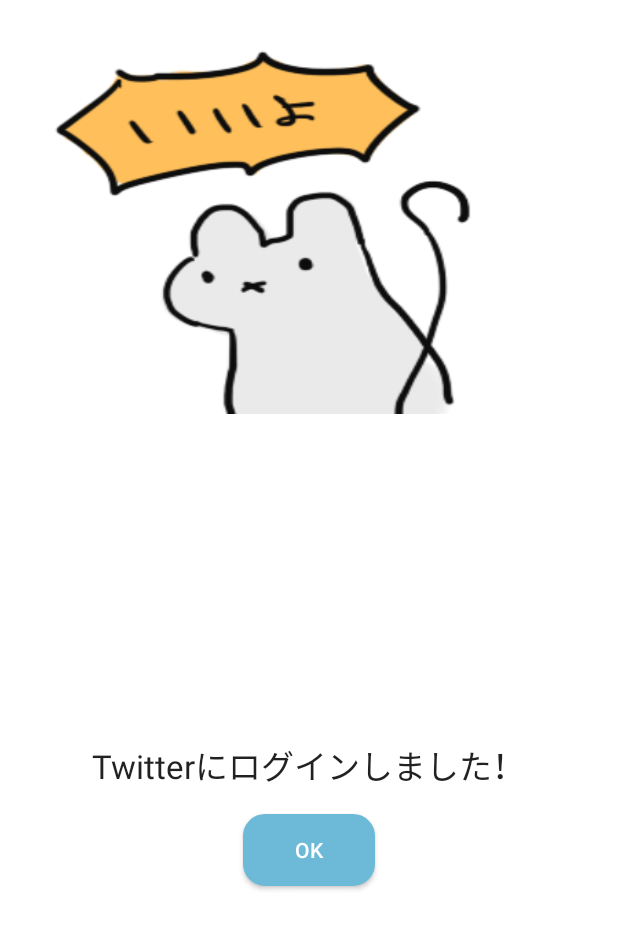
After one commit to shule517/mouneyou, an Android app: the layout activity_call_back.xml on its own in the app's theme, with its tools: preview values and no code run, on a phone screen of 412 x 824 dp. The commit adds this screen. Shown: the top 929 px of the screen. Run offline under Robolectric (Android 15) with nearby library versions, the phone set to English and light mode, and no system bars.

Commit message:
ツイッター認証処理を追加

```diff
--- /dev/null
+++ b/app/src/main/res/layout/activity_call_back.xml
@@ -0,0 +1,49 @@
+<LinearLayout xmlns:android="http://schemas.android.com/apk/res/android"
+    xmlns:tools="http://schemas.android.com/tools"
+    android:layout_width="match_parent"
+    android:layout_height="match_parent"
+    android:paddingLeft="@dimen/activity_horizontal_margin"
+    android:paddingRight="@dimen/activity_horizontal_margin"
+    android:paddingTop="@dimen/activity_vertical_margin"
+    android:paddingBottom="@dimen/activity_vertical_margin"
+    tools:context="shule517.mouneyou.CallBackActivity"
+    android:orientation="vertical"
+    android:background="@android:color/white">
+
+    <ImageView
+        android:layout_width="fill_parent"
+        android:layout_height="wrap_content"
+        android:id="@+id/imageView"
+        android:src="@drawable/good"
+        android:layout_gravity="center_horizontal"
+        android:scaleType="fitXY" />
+
+    <LinearLayout
+        android:orientation="vertical"
+        android:layout_width="match_parent"
+        android:layout_height="fill_parent"
+        android:gravity="center">
+
+        <TextView
+            android:text="Twitterにログインしました！"
+            android:layout_width="wrap_content"
+            android:layout_height="wrap_content"
+            android:id="@+id/textView"
+            android:padding="8dp"
+            android:textAppearance="?android:attr/textAppearanceLarge"
+            android:layout_gravity="center_horizontal" />
+
+        <Button
+            android:layout_width="wrap_content"
+            android:layout_height="wrap_content"
+            android:text="OK"
+            android:id="@+id/okButton"
+            android:background="@drawable/custom_button"
+            android:textColor="@android:color/white"
+            android:padding="8dp"
+            android:layout_margin="8dp"
+            android:layout_gravity="center_horizontal" />
+
+    </LinearLayout>
+
+</LinearLayout>
```
Also changed, not shown: app/src/main/AndroidManifest.xml (+18 -4 lines), app/src/main/java/shule517/mouneyou/MainActivity.java (+79 -4 lines), app/src/main/res/menu/menu_call_back.xml (added, +10 -0 lines).
